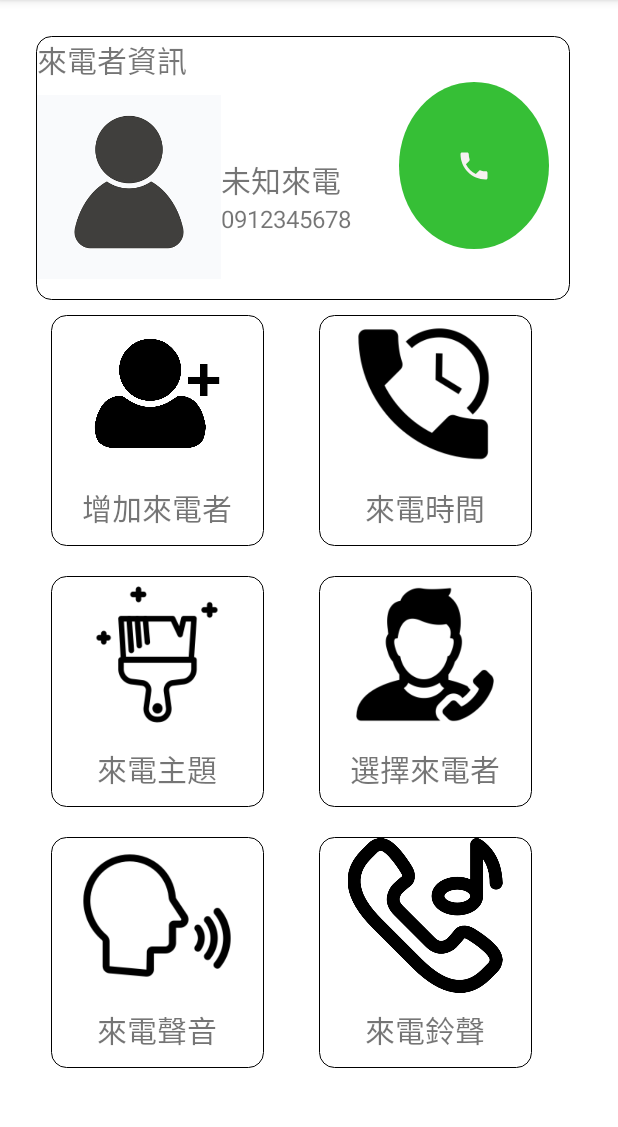
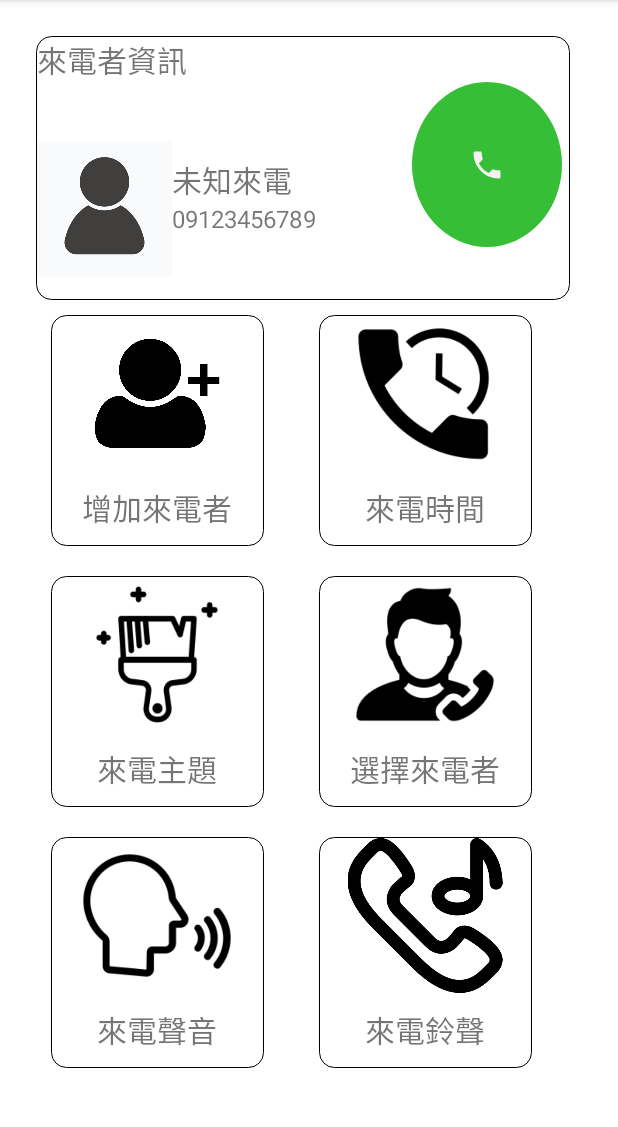
Before and after one commit to JamesTsao15/Fake_call_app, an Android app: the screen it shows after launch (MainActivity), on a phone screen of 412 x 824 dp, the part 84-1211 px from its top. Run offline under Robolectric (Android 15) with nearby library versions, the phone set to English and light mode, and no system bars.

Commit message:
更新至選擇來電者

```diff
--- a/app/src/main/java/com/example/fake_call2/MainActivity.kt
+++ b/app/src/main/java/com/example/fake_call2/MainActivity.kt
@@ -1,17 +1,36 @@
 package com.example.fake_call2
 
 import android.content.Intent
+import android.content.SharedPreferences
+import android.graphics.Bitmap
+import android.graphics.BitmapFactory
 import androidx.appcompat.app.AppCompatActivity
 import android.os.Bundle
 import android.util.Log
-import android.widget.Button
 import android.widget.GridView
 import android.widget.ImageButton
+import android.widget.ImageView
+import android.widget.TextView
+
 
 class MainActivity : AppCompatActivity() {
     private lateinit var gridView_home: GridView
     private lateinit var btn_call:ImageButton
+    private lateinit var tv_caller_information_name: TextView
+    private lateinit var tv_caller_information_phone_number:TextView
+    private lateinit var imgView_caller_information_photo: ImageView
     private lateinit var callerInformationView: caller_information_view
+    fun load_caller_photo(photoPath:String){
+        if(photoPath!=""){
+            val bitmap: Bitmap = BitmapFactory.decodeFile(photoPath)
+            val resize_img= Bitmap.createScaledBitmap(bitmap,225,225,false)
+            imgView_caller_information_photo.setImageBitmap(resize_img)
+        }
+        else{
+            imgView_caller_information_photo.setImageResource(R.drawable.callerphoto)
+        }
+
+    }
     override fun onCreate(savedInstanceState: Bundle?) {
 
         super.onCreate(savedInstanceState)
@@ -29,10 +48,22 @@ class MainActivity : AppCompatActivity() {
         gridView_home.adapter= MyAdapter(this,item,R.layout.component_grid_view)
         callerInformationView=findViewById(R.id.view_callerinformation)
         btn_call=callerInformationView.findViewById(R.id.imageButton_call)
+        tv_caller_information_name=callerInformationView.findViewById(R.id.tv_caller_name)
+        tv_caller_information_phone_number=callerInformationView.findViewById(R.id.tv_caller_phone_number)
+        imgView_caller_information_photo=callerInformationView.findViewById(R.id.imageView_callerphoto)
     }
 
     override fun onResume() {
         super.onResume()
+        val sharedPreferences:SharedPreferences=getSharedPreferences("caller_information", MODE_PRIVATE)
+        val caller_name=sharedPreferences.getString("choose_caller_name","未知來電")
+        val caller_phone_number=sharedPreferences.getString("choose_caller_phone_number","09123456789")
+        val caller_poto_path=sharedPreferences.getString("choose_caller_photo_path","")
+        tv_caller_information_name.text=caller_name
+        tv_caller_information_phone_number.text=caller_phone_number
+        if (caller_poto_path != null) {
+            load_caller_photo(caller_poto_path)
+        }
         btn_call.setOnClickListener {
             Log.e("JAMES","on click calling")
         }
@@ -59,8 +90,5 @@ class MainActivity : AppCompatActivity() {
             }
 
         }
-        callerInformationView.setOnClickListener {
-            Log.e("JAMES","onclick_view")
-        }
     }
 }
--- a/app/src/main/res/layout/caller_information.xml
+++ b/app/src/main/res/layout/caller_information.xml
@@ -27,21 +27,22 @@
             android:orientation="horizontal">
 
             <ImageView
+                android:layout_marginTop="30dp"
                 android:id="@+id/imageView_callerphoto"
-                android:layout_width="110dp"
-                android:layout_height="match_parent"
+                android:layout_width="85dp"
+                android:layout_height="wrap_content"
                 android:layout_weight="1"
                 tools:srcCompat="@tools:sample/avatars" />
 
             <LinearLayout
-                android:layout_width="105dp"
+                android:layout_width="155dp"
                 android:layout_height="match_parent"
                 android:layout_weight="1"
                 android:orientation="vertical">
 
                 <TextView
                     android:id="@+id/tv_caller_name"
-                    android:layout_width="155dp"
+                    android:layout_width="match_parent"
                     android:layout_height="wrap_content"
                     android:layout_marginTop="50dp"
                     android:text="未知來電"
@@ -49,7 +50,7 @@
 
                 <TextView
                     android:id="@+id/tv_caller_phone_number"
-                    android:layout_width="157dp"
+                    android:layout_width="wrap_content"
                     android:layout_height="wrap_content"
                     android:text="0912345678"
                     android:textSize="16dp" />
@@ -64,7 +65,7 @@
                 <ImageButton
                     android:id="@+id/imageButton_call"
                     android:layout_width="wrap_content"
-                    android:layout_height="111dp"
+                    android:layout_height="110dp"
 
                     android:background="@drawable/shape_circle"
                     android:src="@drawable/ic_baseline_phone_24" />
```
Also changed, not shown: app/src/main/java/com/example/fake_call2/Choose_Caller_Activity.kt (+51 -5 lines), app/src/main/res/layout/activity_choose_caller.xml (+11 -0 lines).
